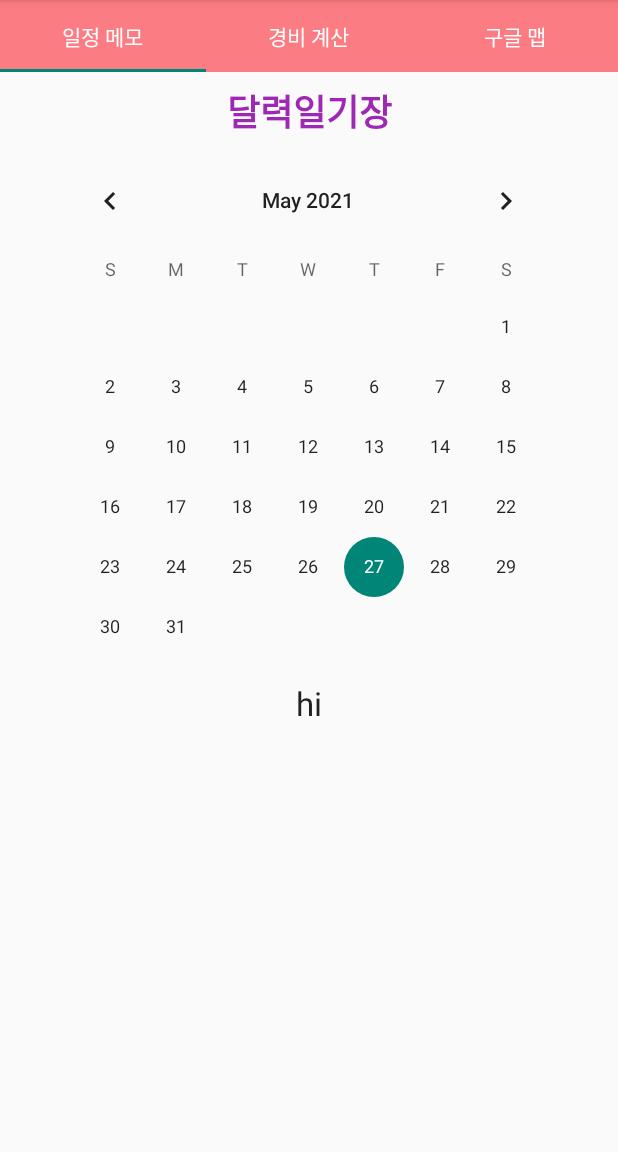
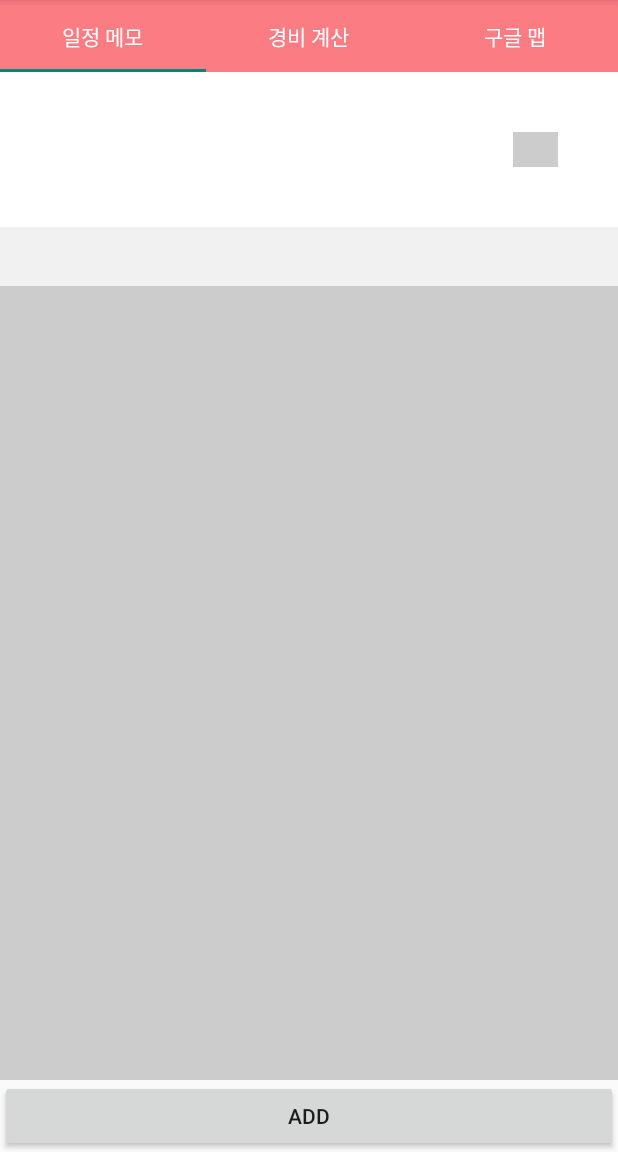
Before and after one commit to YH-LEE21/TravelApp, an Android app: the TabFragment1 screen opened directly, with no data from a screen before it, in the options menu, after a tap on "고객 지원", on a phone screen of 412 x 824 dp, the part 84-1236 px from its top. Run offline under Robolectric (Android 15) with nearby library versions, the phone set to English and light mode, and no system bars; network calls fail; 2 statements that could not run were skipped.

Commit message:
tab 1 80% Clear
일정 메모

```diff
--- a/app/build.gradle
+++ b/app/build.gradle
@@ -34,6 +34,8 @@ dependencies {
     implementation 'androidx.viewpager:viewpager:1.0.0'//tabTable
     //noinspection GradleCompatible
     implementation 'com.android.support:design:28.0.0'
+    //noinspection GradleCompatible
+    implementation 'com.android.support:recyclerview-v7:24.0.0'
 
     implementation 'androidx.appcompat:appcompat:1.2.0'
     implementation 'com.google.android.material:material:1.3.0'
@@ -46,9 +48,6 @@ dependencies {
 
     implementation 'com.google.android.gms:play-services:12.0.1'//googlemap
     implementation 'com.android.support:multidex:1.0.3'//googlemap
-
-
-
     //추가
     implementation 'com.google.android.material:material:1.2.1'
 }
--- /dev/null
+++ b/app/src/main/java/com/example/TravelDay/AddActivity.java
@@ -0,0 +1,65 @@
+package com.example.TravelDay;
+
+import android.content.Intent;
+import android.os.Bundle;
+import android.view.View;
+import android.widget.Button;
+import android.widget.CalendarView;
+import android.widget.EditText;
+import android.widget.TextView;
+
+import androidx.annotation.NonNull;
+import androidx.appcompat.app.AppCompatActivity;
+
+public class AddActivity extends AppCompatActivity {
+
+    CalendarView calendarView;
+    EditText editText;
+    Button  btnDone,btnNo;
+    TextView diaryDate;
+    @Override
+    protected void onCreate( Bundle savedInstanceState) {
+        super.onCreate(savedInstanceState);
+        setContentView(R.layout.activity_memo);
+
+        calendarView = findViewById(R.id.calendarview);
+        diaryDate = findViewById(R.id.diaryDate);
+        editText = findViewById(R.id.editMemo);
+        btnDone = findViewById(R.id.btnDone);
+        btnNo = findViewById(R.id.btnNo);
+
+        calendarView.setOnDateChangeListener(new CalendarView.OnDateChangeListener() {
+            @Override
+            public void onSelectedDayChange(@NonNull CalendarView view, int year, int month, int dayOfMonth) {
+                diaryDate.setVisibility(View.VISIBLE);
+                editText.setVisibility(View.VISIBLE);
+                btnDone.setVisibility(View.VISIBLE);
+                btnNo.setVisibility(View.VISIBLE);
+                diaryDate.setText(String.format("%d/%d/%d",year,month+1,dayOfMonth));
+            }
+        });
+
+        btnDone.setOnClickListener(new View.OnClickListener() {
+            @Override
+            public void onClick(View v) {
+                String str = editText.getText().toString();
+                if(str.length()>0){
+
+                    String substr = diaryDate.getText().toString();
+                    Intent intent = new Intent();
+                    intent.putExtra("main",str);
+                    intent.putExtra("sub",substr);
+                    setResult(0,intent);
+
+                    finish();
+                }
+            }
+        });
+        btnNo.setOnClickListener(new View.OnClickListener() {
+            @Override
+            public void onClick(View v) {
+                finish();
+            }
+        });
+    }
+}
--- /dev/null
+++ b/app/src/main/java/com/example/TravelDay/Memo.java
@@ -0,0 +1,34 @@
+package com.example.TravelDay;
+
+public class Memo {
+    String maintext;//메모
+    String subText;//날짜
+    int  isdone; //완료여부
+    public Memo(String maintext, String subText, int isdone){
+        this.maintext = maintext;
+        this.subText = subText;
+        this.isdone = isdone;
+    }
+
+    public String getMaintext(){
+        return maintext;
+    }
+    public String getSubText() {
+        return subText;
+    }
+
+    public int getIsdone() {
+        return isdone;
+    }
+    public void setMaintext(String maintext){
+        this.maintext=maintext;
+    }
+
+    public void setSubText(String subText) {
+        this.subText = subText;
+    }
+
+    public void setIsdone(int isdone) {
+        this.isdone = isdone;
+    }
+}
--- a/app/src/main/java/com/example/TravelDay/TabFragment1.java
+++ b/app/src/main/java/com/example/TravelDay/TabFragment1.java
@@ -1,59 +1,139 @@
 package com.example.TravelDay;
 
-import android.annotation.SuppressLint;
-import android.app.Activity;
 import android.content.Intent;
+import android.content.IntentSender;
+import android.graphics.Color;
 import android.os.Bundle;
 import android.view.LayoutInflater;
 import android.view.View;
 import android.view.ViewGroup;
 import android.widget.Button;
-import android.widget.CalendarView;
-import android.widget.EditText;
+import android.widget.ImageView;
 import android.widget.TextView;
 
 import androidx.annotation.NonNull;
 import androidx.annotation.Nullable;
-import androidx.appcompat.app.AppCompatActivity;
 import androidx.fragment.app.Fragment;
+import androidx.lifecycle.ViewModelProvider;
+import androidx.recyclerview.widget.LinearLayoutManager;
+import androidx.recyclerview.widget.RecyclerView;
 
-import java.io.FileInputStream;
-import java.io.FileOutputStream;
+import java.util.ArrayList;
+import java.util.List;
 
 public class TabFragment1 extends Fragment {
-
-    private View view;
-    public CalendarView calendarView;
-    public Button cha_Btn,del_Btn,save_Btn;
-    public TextView diaryTextView,textView2,textView3;
-    public EditText contextEditText;
-
+    RecyclerView recyclerView;
+    RecyclerAdapter recyclerAdapter;
+    RecyclerView.LayoutManager mLayoutManger;
+    List<Memo> memoList;
 
     @Nullable
     @Override
     public  View onCreateView(@NonNull LayoutInflater inflater, @Nullable ViewGroup container, @Nullable Bundle savedInstanceState) {
-        view =  inflater.inflate(R.layout.tab_fragment_1, container,false);
+        View view=  (ViewGroup) inflater.inflate(R.layout.tab_fragment_1, container,false);
 
-        calendarView  = view.findViewById(R.id.calendarView);
-        diaryTextView=view.findViewById(R.id.diaryTextView);
-        save_Btn=view.findViewById(R.id.save_Btn);
-        del_Btn=view.findViewById(R.id.del_Btn);
-        cha_Btn=view.findViewById(R.id.cha_Btn);
-        textView2=view.findViewById(R.id.textView2);
-        textView3=view.findViewById(R.id.textView3);
-        contextEditText=view.findViewById(R.id.contextEditText);
-        calendarView.setOnDateChangeListener(new CalendarView.OnDateChangeListener() {
+
+
+        Button btnAdd = view.findViewById(R.id.btnAdd);
+        memoList = new ArrayList<Memo>();
+
+        recyclerView = view.findViewById(R.id.recyclerview);
+        mLayoutManger = new LinearLayoutManager(getActivity());
+        recyclerView.setLayoutManager(mLayoutManger);
+
+        recyclerAdapter = new RecyclerAdapter(memoList);
+        recyclerView.setAdapter(recyclerAdapter);
+
+        btnAdd.setOnClickListener(new View.OnClickListener(){
             @Override
-            public void onSelectedDayChange(@NonNull CalendarView view, int year, int month, int dayOfMonth) {
-                diaryTextView.setVisibility(View.VISIBLE);
-                save_Btn.setVisibility(View.VISIBLE);
-                contextEditText.setVisibility(View.VISIBLE);
-                textView2.setVisibility(View.INVISIBLE);
-                cha_Btn.setVisibility(View.INVISIBLE);
-                del_Btn.setVisibility(View.INVISIBLE);
+            public void onClick(View v) {
+                //새로운 메모 작성
+                Intent intent = new Intent(getActivity(),AddActivity.class);
+                startActivityForResult(intent,0);
             }
         });
+
         return view;
     }
 
+    @Override
+    public void onActivityResult(int requestCode, int resultCode,Intent data) {
+        super.onActivityResult(requestCode, resultCode, data);
+
+        if(requestCode == 0){
+            String strMain = data.getStringExtra("main");
+            String strSub = data.getStringExtra("sub");
+
+            Memo memo = new Memo(strMain,strSub,0);
+
+            recyclerAdapter.addItem(memo);
+            recyclerAdapter.notifyDataSetChanged();
+        }
+
+    }
+
+    class RecyclerAdapter extends RecyclerView.Adapter<RecyclerAdapter.ItemViewHolder>{
+        private List<Memo> listdate;
+
+        public RecyclerAdapter(List<Memo> listdate){
+            this.listdate=listdate;
+        }
+
+
+
+        @NonNull
+        @Override
+        public ItemViewHolder onCreateViewHolder(ViewGroup parent, int viewType) {
+            View view = LayoutInflater.from(parent.getContext()).inflate(R.layout.list_item,parent,false);
+            return new ItemViewHolder(view);
+        }
+
+        @Override
+        public int getItemCount() {
+            return listdate.size();
+        }
+
+        @Override
+        public void onBindViewHolder(RecyclerAdapter.ItemViewHolder holder, int position) {
+            Memo memo = listdate.get(position);
+
+            holder.mainText.setText(memo.getMaintext());
+            holder.subText.setText(memo.getSubText());
+
+            if(memo.getIsdone() == 0){
+                holder.img.setBackgroundColor(Color.LTGRAY);
+            }
+            else{
+                holder.img.setBackgroundColor(Color.GREEN);
+            }
+        }
+
+        void addItem(Memo memo){
+            listdate.add(memo);
+        }
+
+        void remove(int position){
+            listdate.remove(position);
+        }
+
+        class ItemViewHolder extends  RecyclerView.ViewHolder{
+
+            private TextView mainText;
+            private TextView subText;
+            private ImageView img;
+
+
+            public ItemViewHolder(@NonNull View itemView){
+                super(itemView);
+
+                mainText = itemView.findViewById(R.id.item_maintext);
+                subText = itemView.findViewById(R.id.item_subtext);
+                img = itemView.findViewById(R.id.item_image);
+
+            }
+
+
+        }
+    }
+
 }
--- /dev/null
+++ b/app/src/main/res/layout/list_item.xml
@@ -0,0 +1,39 @@
+<?xml version="1.0" encoding="utf-8"?>
+<LinearLayout
+    xmlns:android="http://schemas.android.com/apk/res/android"
+    android:layout_width="match_parent"
+    android:layout_height="wrap_content"
+    android:background="#CCCCCC"
+    android:orientation="vertical"
+    >
+    <LinearLayout
+        android:layout_width="match_parent"
+        android:layout_height="match_parent"
+        android:background="#fff"
+        android:orientation="horizontal"
+        android:padding="40dp"
+        >
+    <TextView
+        android:id="@+id/item_maintext"
+        android:layout_width="0dp"
+        android:layout_height="match_parent"
+        android:layout_weight="1"
+        android:textSize="14dp"
+        android:inputType="textMultiLine"
+        />
+
+        <ImageView
+            android:id="@+id/item_image"
+            android:layout_width="30dp"
+            android:layout_height="23dp"
+            android:background="@color/colorPrimary" />
+    </LinearLayout>
+    <TextView
+        android:id="@+id/item_subtext"
+        android:layout_width="match_parent"
+        android:layout_height="wrap_content"
+        android:background="#F1F1F1"
+        android:padding="10dp"
+        android:textAlignment="textEnd"
+        />
+</LinearLayout>
--- a/app/src/main/res/layout/tab_fragment_1.xml
+++ b/app/src/main/res/layout/tab_fragment_1.xml
@@ -1,102 +1,29 @@
 <?xml version="1.0" encoding="utf-8"?>
 
-<androidx.constraintlayout.widget.ConstraintLayout xmlns:android="http://schemas.android.com/apk/res/android"
+<LinearLayout xmlns:android="http://schemas.android.com/apk/res/android"
     xmlns:app="http://schemas.android.com/apk/res-auto"
-
+    xmlns:tools="http://schemas.android.com/tools"
     android:layout_width="match_parent"
     android:layout_height="wrap_content"
-    android:orientation="vertical" >
+    android:orientation="vertical"
+    >
+    <ScrollView
+        android:layout_width="match_parent"
+        android:layout_height="0sp"
+        android:layout_weight="1"
+        android:background="#CCCCCC"
+        android:fillViewport="true"
+        >
+        <androidx.recyclerview.widget.RecyclerView
+            android:id="@+id/recyclerview"
+            android:layout_width="match_parent"
+            android:layout_height="match_parent"/>
+    </ScrollView>
+    <Button
 
-
-    <CalendarView
-        android:layout_width="wrap_content"
+        android:id="@+id/btnAdd"
+        android:layout_width="match_parent"
         android:layout_height="wrap_content"
-        android:id="@+id/calendarView"
-        app:layout_constraintStart_toStartOf="parent"
-        android:layout_marginLeft="8dp" android:layout_marginStart="8dp" app:layout_constraintEnd_toEndOf="parent"
-        android:layout_marginEnd="8dp" android:layout_marginRight="8dp"
-        app:layout_constraintHorizontal_bias="0.488" android:layout_marginTop="8dp"
-        app:layout_constraintTop_toBottomOf="@+id/textView3"/>
-    <TextView
-        android:layout_width="0dp"
-        android:layout_height="wrap_content"
-        android:gravity= "center"
-        android:text="hi"
-        android:id="@+id/diaryTextView" android:layout_marginTop="16dp"
-        app:layout_constraintTop_toBottomOf="@+id/calendarView" app:layout_constraintEnd_toEndOf="parent"
-        android:layout_marginEnd="8dp" android:layout_marginRight="8dp"
-        app:layout_constraintStart_toStartOf="parent" android:layout_marginLeft="8dp"
-        android:layout_marginStart="8dp" android:textAppearance="@style/TextAppearance.AppCompat.Large"/>
-    <EditText
-        android:layout_width="0dp"
-        android:layout_height="116dp"
-        android:inputType="textMultiLine"
-        android:ems="10"
-        android:id="@+id/contextEditText"
-        app:layout_constraintTop_toBottomOf="@+id/diaryTextView" android:layout_marginTop="16dp"
-        android:hint="내용을 입력하세요." android:layout_marginEnd="8dp" app:layout_constraintEnd_toEndOf="parent"
-        android:layout_marginRight="8dp" android:layout_marginStart="8dp"
-        app:layout_constraintStart_toStartOf="parent" android:layout_marginLeft="8dp"
-        android:visibility="invisible"/>
-
-    <TextView
-        android:text="hi"
-        android:layout_width="0dp"
-        android:layout_height="0dp"
-        android:id="@+id/textView2"
-        app:layout_constraintTop_toTopOf="@+id/contextEditText"
-        app:layout_constraintBottom_toBottomOf="@+id/contextEditText" app:layout_constraintEnd_toEndOf="parent"
-        android:layout_marginEnd="8dp" android:layout_marginRight="8dp"
-        app:layout_constraintStart_toStartOf="@+id/contextEditText" android:layout_marginLeft="8dp"
-        android:layout_marginStart="8dp" android:visibility="invisible"/>
-
-    <TextView
-        android:id="@+id/textView3"
-        android:layout_width="0dp"
-        android:layout_height="wrap_content"
-        android:layout_marginStart="8dp"
-        android:layout_marginTop="8dp"
-        android:layout_marginEnd="8dp"
-        android:gravity="center"
-        android:text="달력일기장"
-        android:textAppearance="@style/TextAppearance.AppCompat.Large"
-        android:textColor="#9E28B3"
-        android:textSize="24sp"
-        android:textStyle="bold"
-        app:layout_constraintEnd_toEndOf="parent"
-        app:layout_constraintStart_toStartOf="parent"
-        app:layout_constraintTop_toTopOf="parent" />
-
-    <Button
-        android:text="저장"
-        android:layout_width="0dp"
-        android:layout_marginBottom="20dp"
-        android:layout_height="wrap_content"
-        android:id="@+id/save_Btn" android:layout_marginTop="16dp"
-        app:layout_constraintTop_toBottomOf="@+id/contextEditText" app:layout_constraintEnd_toEndOf="parent"
-        android:layout_marginEnd="8dp" android:layout_marginRight="8dp"
-        app:layout_constraintStart_toStartOf="parent" android:layout_marginLeft="8dp"
-        android:layout_marginStart="8dp" android:visibility="invisible"/>
-
-
-
-
-    <Button
-        android:text="수정"
-        android:layout_width="180dp"
-        android:layout_height="wrap_content"
-        android:id="@+id/cha_Btn"
-        app:layout_constraintBaseline_toBaselineOf="@+id/save_Btn" app:layout_constraintStart_toStartOf="parent"
-        android:layout_marginLeft="8dp" android:layout_marginStart="8dp"
-        app:layout_constraintEnd_toStartOf="@+id/del_Btn" android:layout_marginEnd="8dp"
-        android:layout_marginRight="8dp" android:visibility="invisible"/>
-    <Button
-        android:text="삭제"
-        android:layout_width="176dp"
-        android:layout_height="wrap_content"
-        android:id="@+id/del_Btn"
-        app:layout_constraintBaseline_toBaselineOf="@+id/cha_Btn" app:layout_constraintEnd_toEndOf="@+id/save_Btn"
-        android:layout_marginEnd="8dp" android:layout_marginRight="8dp" android:visibility="invisible"></Button>
-
-
-</androidx.constraintlayout.widget.ConstraintLayout>
+        android:text="add"
+        />
+</LinearLayout>
```
Also changed, not shown: app/src/main/AndroidManifest.xml (+7 -7 lines), app/src/main/res/layout/activity_memo.xml (added, +57 -0 lines).
